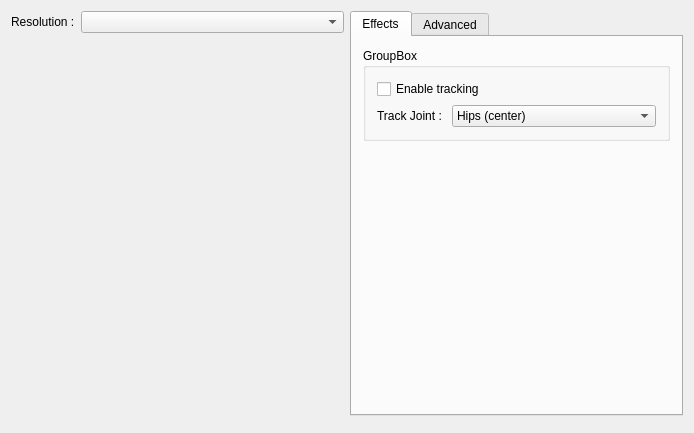
Qt form src/ui/mainwindow.ui (JohanSmet/kinect_webcam) before a commit.
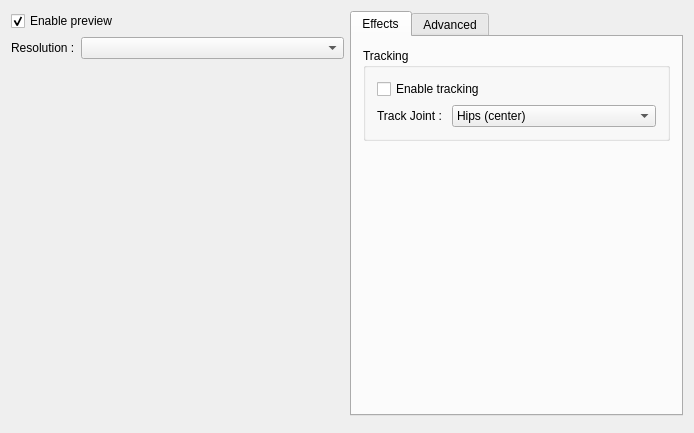
The same form after that commit.

Commit message: Allow the preview to be disabled

Patch:
```diff
--- a/src/ui/mainwindow.ui
+++ b/src/ui/mainwindow.ui
@@ -34,7 +34,7 @@
            </sizepolicy>
           </property>
           <property name="title">
-           <string>GroupBox</string>
+           <string>Tracking</string>
           </property>
           <layout class="QVBoxLayout" name="verticalLayout_6">
            <item>
@@ -263,6 +263,16 @@
     </item>
     <item row="0" column="0" rowspan="2">
      <layout class="QVBoxLayout" name="verticalLayout">
+      <item>
+       <widget class="QCheckBox" name="cbEnablePreview">
+        <property name="text">
+         <string>Enable preview</string>
+        </property>
+        <property name="checked">
+         <bool>true</bool>
+        </property>
+       </widget>
+      </item>
       <item>
        <layout class="QHBoxLayout" name="horizontalLayout">
         <item>
```
The commit also changes 4 other files.
